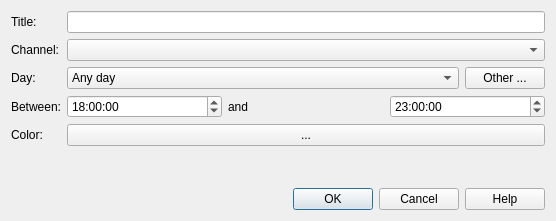
Before: the Qt Designer form src/bookmarkitemeditor.ui in rweather/tvguide, drawn with Qt 5.
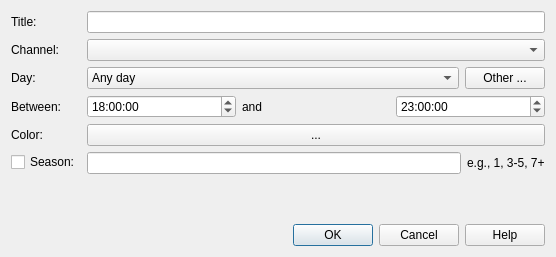
After: the same form once the commit is applied.

Commit message: Season number matching for bookmarks

```diff
--- a/src/bookmarkitemeditor.ui
+++ b/src/bookmarkitemeditor.ui
@@ -7,7 +7,7 @@
     <x>0</x>
     <y>0</y>
     <width>556</width>
-    <height>221</height>
+    <height>257</height>
    </rect>
   </property>
   <property name="windowTitle">
@@ -181,6 +181,34 @@
        </property>
       </widget>
      </item>
+     <item row="5" column="0">
+      <widget class="QCheckBox" name="seasonEnable">
+       <property name="text">
+        <string>Season:</string>
+       </property>
+      </widget>
+     </item>
+     <item row="5" column="1">
+      <layout class="QHBoxLayout" name="horizontalLayout_3">
+       <item>
+        <widget class="QLineEdit" name="seasonEdit">
+         <property name="sizePolicy">
+          <sizepolicy hsizetype="MinimumExpanding" vsizetype="Fixed">
+           <horstretch>0</horstretch>
+           <verstretch>0</verstretch>
+          </sizepolicy>
+         </property>
+        </widget>
+       </item>
+       <item>
+        <widget class="QLabel" name="label_8">
+         <property name="text">
+          <string>e.g., 1, 3-5, 7+</string>
+         </property>
+        </widget>
+       </item>
+      </layout>
+     </item>
     </layout>
    </item>
    <item>
```
Left out of the diff: 2 changed lines with no effect on the pictures. The commit also changes 13 other files.
